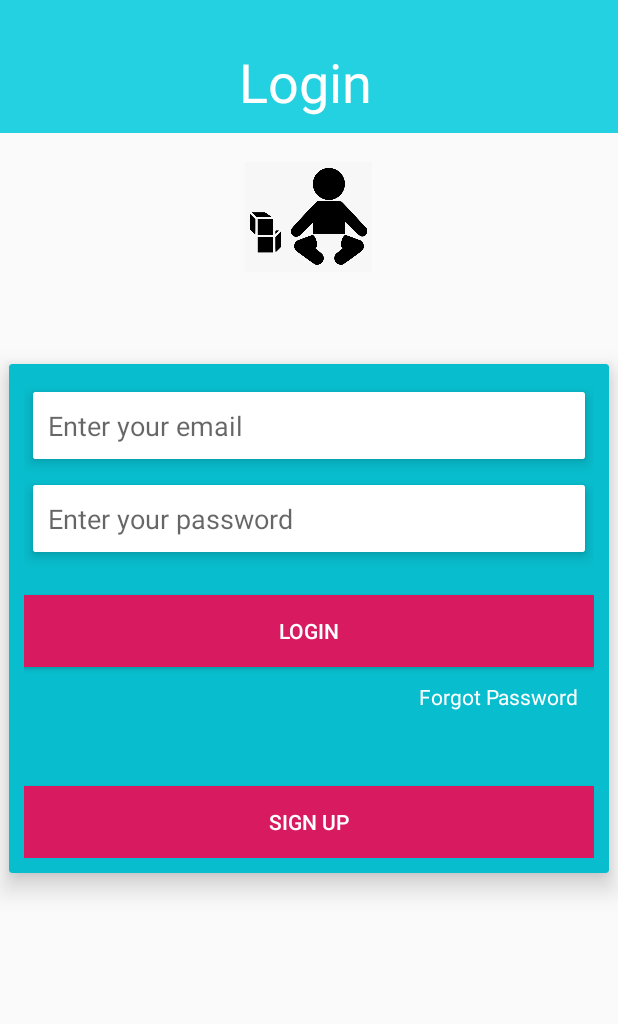
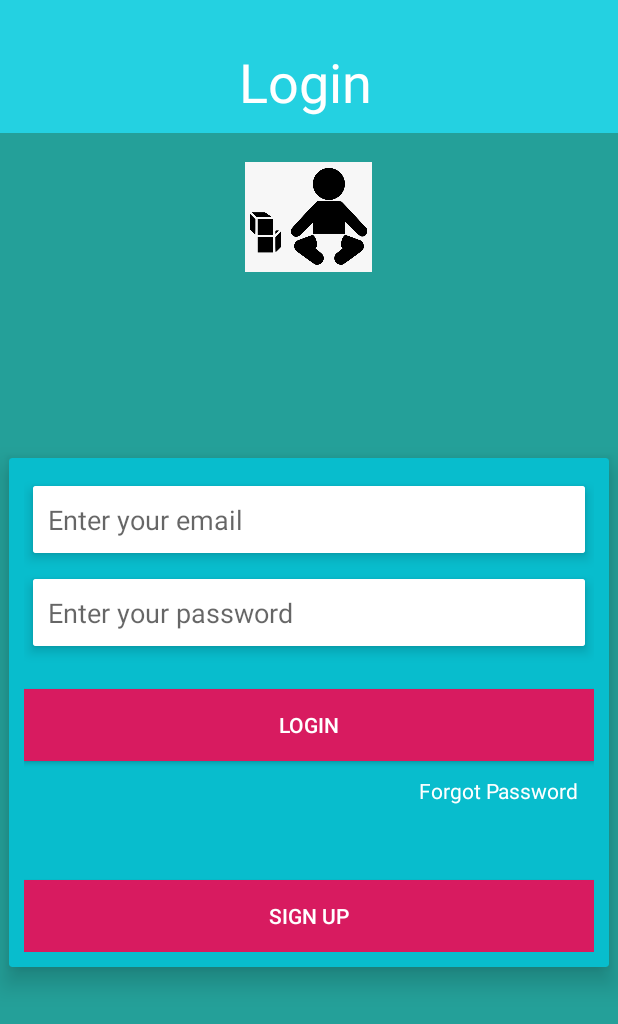
Before and after one commit to Hdhillon0001/Project, an Android app: the screen it shows after launch (LoginActivity), on a phone screen of 412 x 824 dp. Shown: the top 1024 px of the screen. Run offline under Robolectric (Android 15) with nearby library versions, the phone set to English and light mode, and no system bars; our stand-ins replace Firebase (no records; nobody signed in at launch, a user with empty details on screens opened directly).

Commit message:
layout designe modified

```diff
--- a/app/src/main/AndroidManifest.xml
+++ b/app/src/main/AndroidManifest.xml
@@ -9,7 +9,7 @@
     <application
         android:allowBackup="true"
         android:icon="@mipmap/ic_launcher"
-        android:label="@string/app_name"
+        android:label="BABYSITTER"
         android:roundIcon="@mipmap/ic_launcher_round"
         android:supportsRtl="true"
         android:theme="@style/AppTheme">
--- a/app/src/main/res/layout/activity_login.xml
+++ b/app/src/main/res/layout/activity_login.xml
@@ -3,7 +3,8 @@
     xmlns:app="http://schemas.android.com/apk/res-auto"
     xmlns:tools="http://schemas.android.com/tools"
     android:layout_width="match_parent"
-    android:layout_height="match_parent">
+    android:layout_height="match_parent"
+    android:background="#24A099">
 
     <androidx.constraintlayout.widget.ConstraintLayout
         android:layout_width="match_parent"
@@ -56,6 +57,7 @@
             android:layout_height="wrap_content"
             android:backgroundTint="@color/colorPrimary"
             app:cardElevation="10dp"
+            android:layout_marginTop="125dp"
             app:layout_constraintBottom_toBottomOf="parent"
             app:layout_constraintEnd_toEndOf="parent"
             app:layout_constraintStart_toStartOf="parent"
@@ -65,6 +67,7 @@
                 android:layout_width="match_parent"
                 android:layout_height="match_parent"
                 android:orientation="vertical"
+
                 android:padding="10dp">
 
 
```
Also changed, not shown: app/src/main/java/com/finalproject/SignUpActivity.java (+4 -4 lines).
